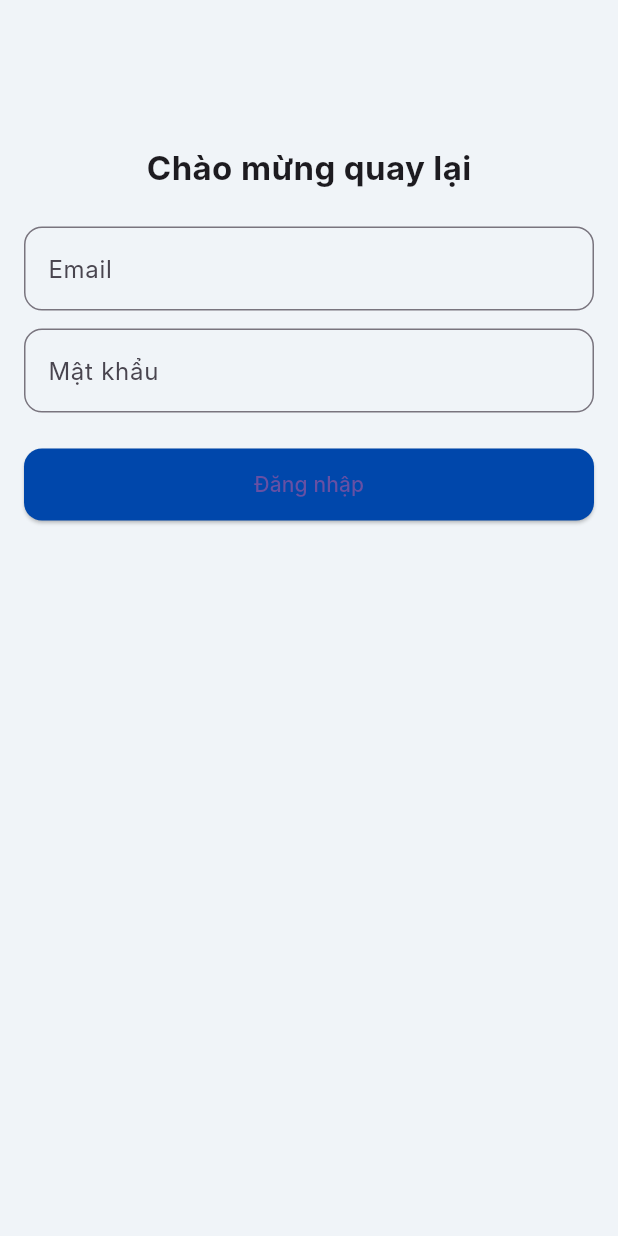
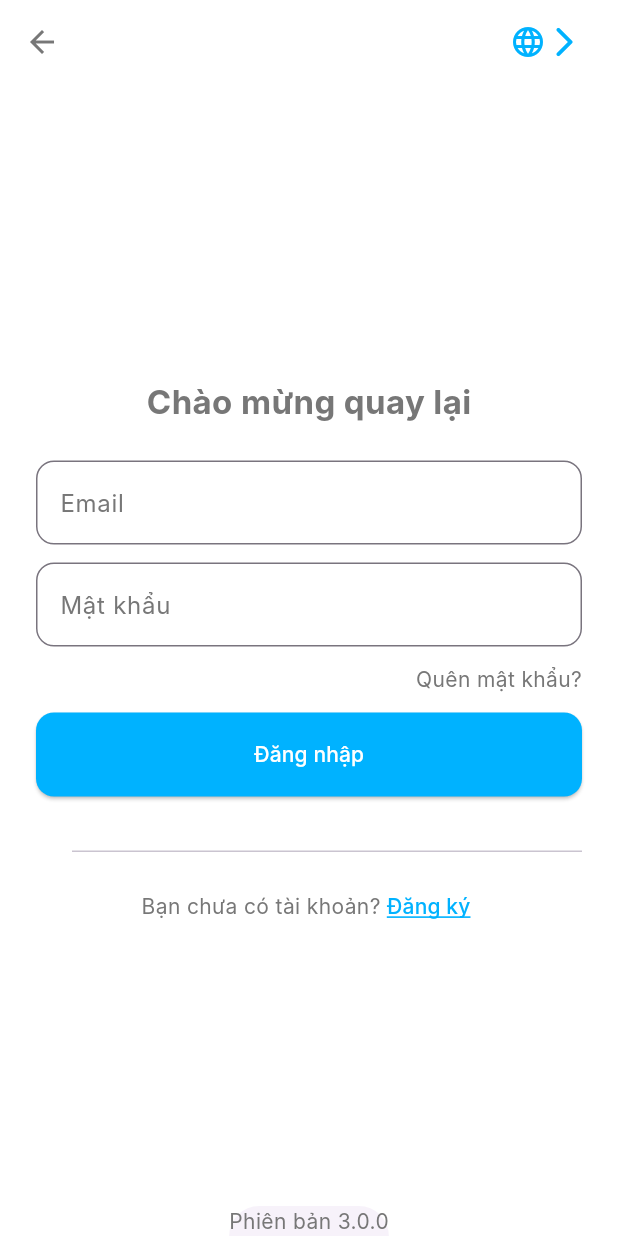
Before and after one commit to michikuni/identity_frontend, a Flutter app: the screen it shows after launch, on a phone screen of 412 x 824 dp. Run offline on Flutter 3.47's test engine with Material 3 defaults, Android fonts, the light colour scheme and no system bars; Roboto replaces fonts that are missing (Inter).

Commit message:
Update: auth screen

```diff
--- a/lib/core/themes/app_theme.dart
+++ b/lib/core/themes/app_theme.dart
@@ -1,9 +1,9 @@
 import 'package:flutter/material.dart';
 
 class AppTheme {
-  static const primaryColor = Color(0xFF0047AB);
-  static const backgroundColor = Color(0xFFF0F4F8);
-  static const textPrimary = Color(0xFF1A202C);
+  static const primaryColor = Color(0xFF00B2FF);
+  static const backgroundColor = Color(0xFFFFFFFF);
+  static const textPrimary = Color(0xFF777777);
 
   static ThemeData lightTheme = ThemeData(
     primaryColor: primaryColor,
--- a/lib/main.dart
+++ b/lib/main.dart
@@ -16,7 +16,7 @@ class MyApp extends StatelessWidget {
   Widget build(BuildContext context) {
     return MaterialApp(
       theme: AppTheme.lightTheme,
-      initialRoute: '/',
+      initialRoute: '/auth',
       routes: {
         '/': (_) => const SplashScreen(),
         '/auth': (_) => const AuthScreen(),
--- a/lib/presentation/features/auth/auth_screen.dart
+++ b/lib/presentation/features/auth/auth_screen.dart
@@ -1,4 +1,5 @@
 import 'package:flutter/material.dart';
+import 'package:identity_frontend/core/themes/app_theme.dart';
 import 'package:identity_frontend/presentation/widgets/input_field.dart';
 import 'package:identity_frontend/presentation/widgets/primary_button.dart';
 
@@ -16,15 +17,33 @@ class _AuthScreenState extends State<AuthScreen> {
   @override
   Widget build(BuildContext context) {
     return Scaffold(
+      appBar: AppBar(
+        actions: [
+          Icon(Icons.language, color: AppTheme.primaryColor, size: 24),
+          Icon(
+            Icons.arrow_forward_ios_rounded,
+            color: AppTheme.primaryColor,
+            size: 24,
+          ),
+        ],
+        actionsPadding: EdgeInsets.only(right: 24),
+      ),
+      bottomSheet: Text(
+        'Phiên bản 3.0.0',
+        style: TextStyle(color: AppTheme.textPrimary),
+      ),
       body: Padding(
-        padding: const EdgeInsets.all(16),
+        padding: const EdgeInsets.all(24),
         child: Column(
+          mainAxisAlignment: MainAxisAlignment.center,
           children: [
-            const SizedBox(height: 80),
-
             const Text(
               "Chào mừng quay lại",
-              style: TextStyle(fontSize: 22, fontWeight: FontWeight.bold),
+              style: TextStyle(
+                fontSize: 22,
+                fontWeight: FontWeight.bold,
+                color: AppTheme.textPrimary,
+              ),
             ),
 
             const SizedBox(height: 24),
@@ -33,7 +52,19 @@ class _AuthScreenState extends State<AuthScreen> {
             const SizedBox(height: 12),
             AppInput(hint: "Mật khẩu", controller: passCtrl, isPassword: true),
 
-            const SizedBox(height: 24),
+            const SizedBox(height: 12),
+
+            Row(
+              mainAxisAlignment: MainAxisAlignment.end,
+              children: [
+                Text(
+                  'Quên mật khẩu?',
+                  style: TextStyle(fontSize: 14, color: AppTheme.textPrimary),
+                ),
+              ],
+            ),
+
+            const SizedBox(height: 12),
 
             PrimaryButton(
               title: "Đăng nhập",
@@ -41,6 +72,34 @@ class _AuthScreenState extends State<AuthScreen> {
                 Navigator.pushNamed(context, '/kyc-welcome');
               },
             ),
+
+            const SizedBox(height: 36),
+            const Divider(height: 1, indent: 24),
+            const SizedBox(height: 12),
+
+            Row(
+              mainAxisAlignment: MainAxisAlignment.center,
+              children: [
+                Text(
+                  'Bạn chưa có tài khoản?',
+                  style: TextStyle(color: AppTheme.textPrimary),
+                ),
+                TextButton(
+                  style: TextButton.styleFrom(
+                    padding: EdgeInsets.zero
+                  ),
+                  onPressed: () {},
+                  child: Text(
+                    'Đăng ký',
+                    style: TextStyle(
+                      color: AppTheme.primaryColor,
+                      decoration: TextDecoration.underline,
+                      decorationColor: AppTheme.primaryColor,
+                    ),
+                  ),
+                ),
+              ],
+            ),
           ],
         ),
       ),
--- a/lib/presentation/widgets/input_field.dart
+++ b/lib/presentation/widgets/input_field.dart
@@ -1,4 +1,5 @@
 import 'package:flutter/material.dart';
+import 'package:identity_frontend/core/themes/app_theme.dart';
 
 class AppInput extends StatelessWidget {
   final String hint;
@@ -19,6 +20,7 @@ class AppInput extends StatelessWidget {
       obscureText: isPassword,
       decoration: InputDecoration(
         hintText: hint,
+        hintStyle: TextStyle(color: AppTheme.textPrimary),
         border: OutlineInputBorder(
           borderRadius: BorderRadius.circular(12),
         ),
--- a/lib/presentation/widgets/primary_button.dart
+++ b/lib/presentation/widgets/primary_button.dart
@@ -14,11 +14,15 @@ class PrimaryButton extends StatelessWidget {
 
   @override
   Widget build(BuildContext context) {
-    return ElevatedButton(
-      onPressed: isLoading ? null : onPressed,
-      child: isLoading
-          ? const CircularProgressIndicator(color: Colors.white)
-          : Text(title),
+    return SizedBox(
+      height: 56,
+      width: double.infinity,
+      child: ElevatedButton(
+        onPressed: isLoading ? null : onPressed,
+        child: isLoading
+            ? const CircularProgressIndicator(color: Colors.white)
+            : Text(title, style: TextStyle(color: Colors.white),),
+      ),
     );
   }
 }
```
